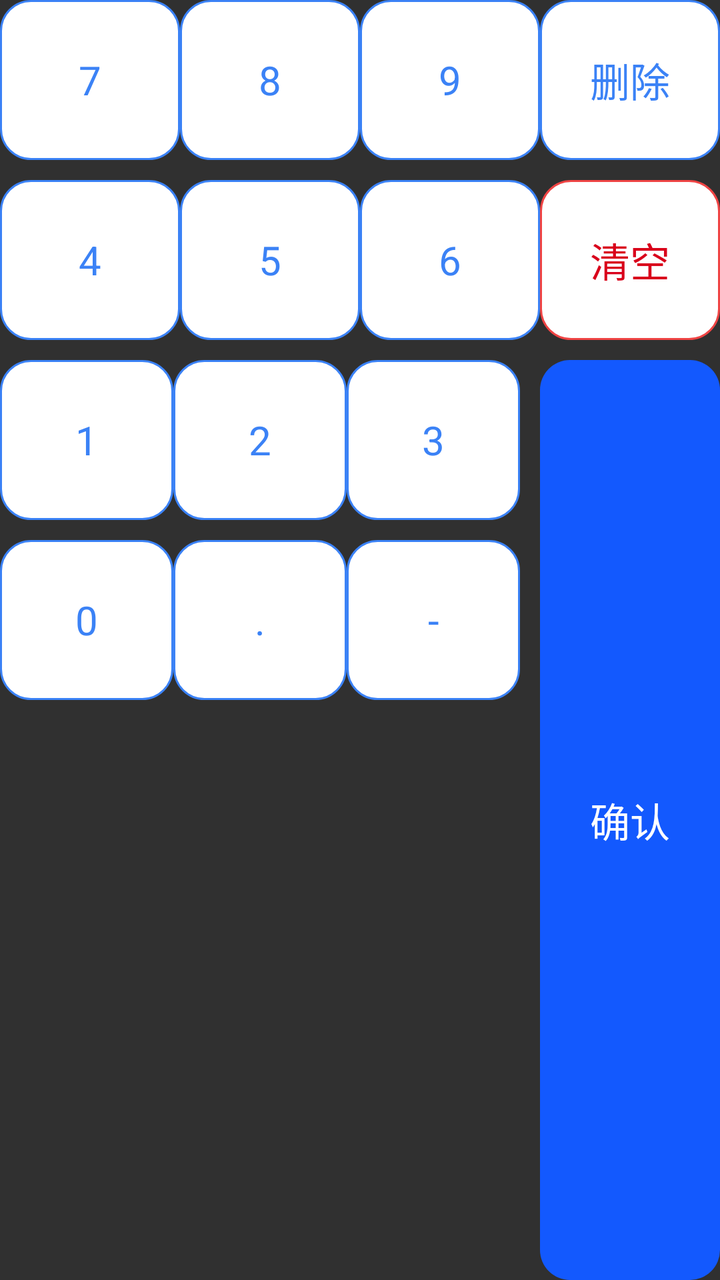
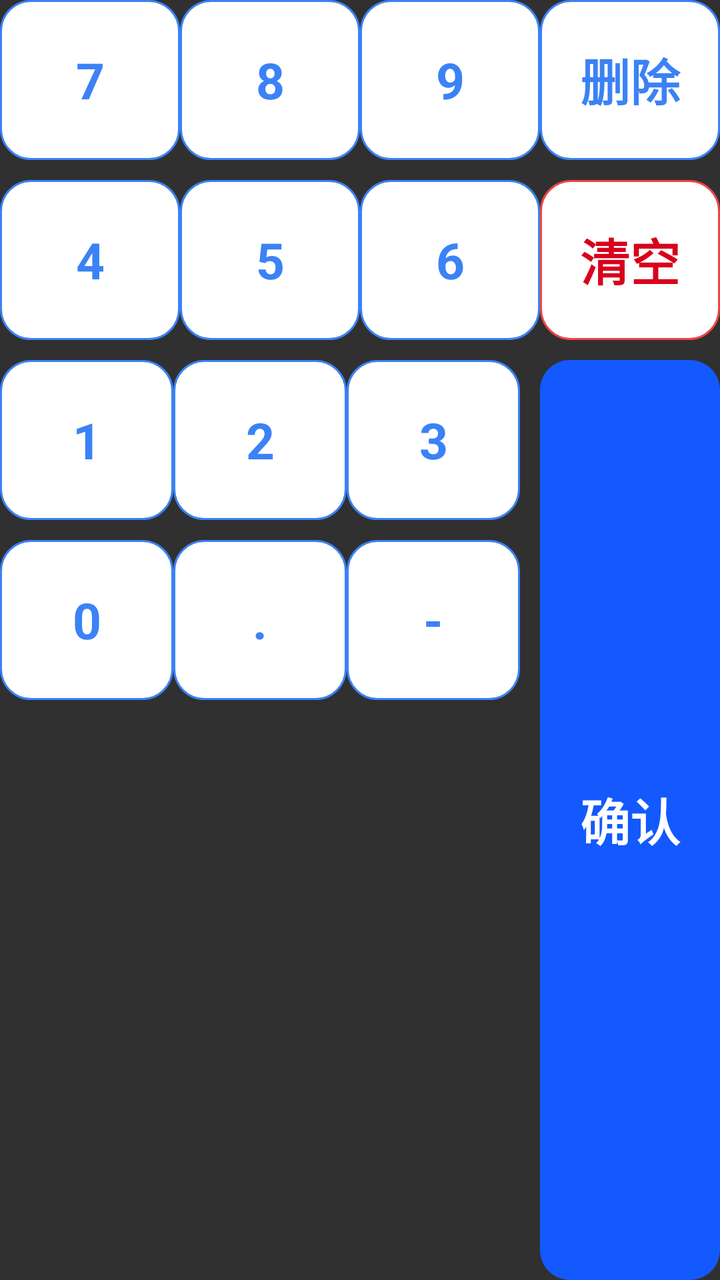

Compare the two renders of this Android layout. The source of the first and the diff that turns it into the second are given below.
<!-- AndroidManifest.xml: application theme Base.Theme.UHMCS -->
<!-- res/layout/discount_keyboard.xml -->
<?xml version="1.0" encoding="utf-8"?>
<LinearLayout xmlns:android="http://schemas.android.com/apk/res/android"
    xmlns:app="http://schemas.android.com/apk/res-auto"
    android:orientation="horizontal"
    android:layout_width="match_parent"
    android:layout_height="wrap_content"
    android:id="@+id/llkeyArea">

    <LinearLayout
        android:layout_width="0dp"
        android:layout_weight="3"
        android:layout_height="wrap_content"
        android:orientation="vertical">

        <LinearLayout
            android:tag="l"
            android:layout_width="match_parent"
            android:layout_height="80dp"
            android:orientation="horizontal">

            <TextView
                android:id="@+id/btn_7"
                android:layout_marginRight="@dimen/dp_10"
                android:layout_width="0dp"
                android:layout_height="match_parent"
                android:layout_weight="1"
                android:tag="7"
                android:text="7"
                android:gravity="center"
                android:background="@drawable/num_btn_bg1"
                android:textSize="20dp"
                android:textColor="#FF3B82F6" />

            <TextView
                android:layout_marginRight="@dimen/dp_10"
                android:layout_width="0dp"
                android:layout_height="match_parent"
                android:layout_weight="1"
                android:tag="8"
                android:text="8"
                android:gravity="center"
                android:background="@drawable/num_btn_bg1"
                android:textSize="20dp"
                android:textColor="#FF3B82F6" />

            <TextView
                android:layout_marginRight="@dimen/dp_10"
                android:layout_width="0dp"
                android:layout_height="match_parent"
                android:layout_weight="1"
                android:tag="9"
                android:text="9"
                android:gravity="center"
                android:background="@drawable/num_btn_bg1"
                android:textSize="20dp"
                android:textColor="#FF3B82F6" />
        </LinearLayout>

        <LinearLayout
            android:layout_marginTop="10dp"
            android:layout_width="match_parent"
            android:layout_height="80dp"
            android:orientation="horizontal">

            <TextView
                android:layout_marginRight="@dimen/dp_10"
                android:layout_width="0dp"
                android:layout_height="match_parent"
                android:layout_weight="1"
                android:tag="4"
                android:text="4"
                android:gravity="center"
                android:background="@drawable/num_btn_bg1"
                android:textSize="20dp"
                android:textColor="#FF3B82F6" />

            <TextView
                android:layout_marginRight="@dimen/dp_10"
                android:layout_width="0dp"
                android:layout_height="match_parent"
                android:layout_weight="1"
                android:tag="5"
                android:text="5"
                android:gravity="center"
                android:background="@drawable/num_btn_bg1"
                android:textSize="20dp"
                android:textColor="#FF3B82F6" />

            <TextView
                android:layout_marginRight="@dimen/dp_10"
                android:layout_width="0dp"
                android:layout_height="match_parent"
                android:layout_weight="1"
                android:tag="6"
                android:text="6"
                android:gravity="center"
                android:background="@drawable/num_btn_bg1"
                android:textSize="20dp"
                android:textColor="#FF3B82F6" />
        </LinearLayout>

        <LinearLayout
            android:layout_marginTop="10dp"
            android:layout_width="match_parent"
            android:layout_height="80dp"
            android:orientation="horizontal">

            <TextView
                android:layout_marginRight="@dimen/dp_10"
                android:layout_width="0dp"
                android:layout_height="match_parent"
                android:layout_weight="1"
                android:tag="1"
                android:text="1"
                android:gravity="center"
                android:background="@drawable/num_btn_bg1"
                android:textSize="20dp"
                android:textColor="#FF3B82F6" />

            <TextView
                android:layout_marginRight="@dimen/dp_10"
                android:layout_width="0dp"
                android:layout_height="match_parent"
                android:layout_weight="1"
                android:tag="2"
                android:text="2"
                android:gravity="center"
                android:background="@drawable/num_btn_bg1"
                android:textSize="20dp"
                android:textColor="#FF3B82F6" />

            <TextView
                android:layout_marginRight="10dp"
                android:layout_width="0dp"
                android:layout_height="match_parent"
                android:layout_weight="1"
                android:tag="3"
                android:text="3"
                android:gravity="center"
                android:background="@drawable/num_btn_bg1"
                android:textSize="20dp"
                android:textColor="#FF3B82F6" />

        </LinearLayout>

        <LinearLayout
            android:layout_marginTop="10dp"
            android:layout_width="match_parent"
            android:layout_height="80dp"
            android:orientation="horizontal">

            <TextView
                android:layout_marginRight="@dimen/dp_10"
                android:layout_width="0dp"
                android:layout_height="match_parent"
                android:layout_weight="1"
                android:tag="0"
                android:text="0"
                android:gravity="center"
                android:background="@drawable/num_btn_bg1"
                android:textSize="20dp"
                android:textColor="#FF3B82F6" />

            <TextView
                android:layout_marginRight="@dimen/dp_10"
                android:layout_width="0dp"
                android:layout_height="match_parent"
                android:layout_weight="1"
                android:tag="."
                android:text="."
                android:gravity="center"
                android:background="@drawable/num_btn_bg1"
                android:textSize="20dp"
                android:textColor="#FF3B82F6" />

            <TextView
                android:layout_marginRight="10dp"
                android:layout_width="0dp"
                android:layout_height="match_parent"
                android:layout_weight="1"
                android:tag="-"
                android:text="-"
                android:gravity="center"
                android:background="@drawable/num_btn_bg1"
                android:textSize="20dp"
                android:textColor="#FF3B82F6" />

        </LinearLayout>
    </LinearLayout>

    <LinearLayout
        android:layout_width="0dp"
        android:layout_height="match_parent"
        android:layout_weight="1"
        android:orientation="vertical">

        <TextView
            android:layout_width="match_parent"
            android:layout_height="80dp"
            android:tag="d"
            android:text="@string/delete"
            android:gravity="center"
            android:background="@drawable/num_btn_bg1"
            android:textSize="20dp"
            android:textColor="#FF3B82F6" />
        <TextView
            android:layout_marginTop="10dp"
            android:layout_width="match_parent"
            android:layout_height="80dp"
            android:tag="c"
            android:text="@string/clear"
            android:gravity="center"
            android:background="@drawable/num_btn_bg3"
            android:textSize="20dp"
            android:textColor="#FFD9001B" />
        <TextView
            android:layout_marginTop="10dp"
            android:layout_width="match_parent"
            android:layout_height="170dp"
            android:layout_weight="1"
            android:textColor="@color/white"
            android:gravity="center"
            android:textSize="20dp"
            android:tag="submit"
            android:text="@string/confirm"
            android:background="@drawable/num_btn_bg2"/>
    </LinearLayout>






</LinearLayout>
<!-- resources referenced by this layout -->
<resources>
  <color name="white">#FFFFFFFF</color>
  <!-- drawable num_btn_bg1 (drawable) -->
  <?xml version="1.0" encoding="utf-8"?>
  <selector xmlns:android="http://schemas.android.com/apk/res/android">
      <item android:drawable="@drawable/blue_line4" android:state_pressed="true"/>
      <item android:drawable="@drawable/blue_line3" android:state_pressed="false"/>
  </selector>
  <!-- drawable num_btn_bg2 (drawable) -->
  <?xml version="1.0" encoding="utf-8"?>
  <selector xmlns:android="http://schemas.android.com/apk/res/android">
      <item android:drawable="@drawable/blue_bg11" android:state_pressed="true"/>
      <item android:drawable="@drawable/blue_bg10" android:state_pressed="false"/>
  </selector>
  <!-- drawable num_btn_bg3 (drawable) -->
  <?xml version="1.0" encoding="utf-8"?>
  <selector xmlns:android="http://schemas.android.com/apk/res/android">
      <item android:drawable="@drawable/red_line3" android:state_pressed="true"/>
      <item android:drawable="@drawable/red_line2" android:state_pressed="false"/>
  </selector>
  <string name="clear">清空</string>
  <string name="confirm">确认</string>
  <string name="delete">删除</string>
  <style name="Base.Theme.UHMCS" parent="Theme.AppCompat.NoActionBar">
          
          
          <item name="android:windowFullscreen">true</item>
          <item name="android:windowContentOverlay">@null</item>
          <item name="colorControlActivated">@color/black</item> 
  
  
  
  
      </style>
  <!-- drawable blue_line4 (drawable) -->
  <?xml version="1.0" encoding="UTF-8"?>
  <selector xmlns:android="http://schemas.android.com/apk/res/android">
      <item >
          <shape android:shape="rectangle">
              <stroke android:width="1dp" android:color="#FF3B82F6" />
              <solid android:color="#FFDEF1FF" />
              <corners android:radius="15dp" />
          </shape>
      </item>
  
  
  </selector>
  <!-- drawable blue_line3 (drawable) -->
  <?xml version="1.0" encoding="UTF-8"?>
  <selector xmlns:android="http://schemas.android.com/apk/res/android">
      <item >
          <shape android:shape="rectangle">
              <stroke android:width="1dp" android:color="#FF3B82F6" />
              <solid android:color="#ffffffff" />
              <corners android:radius="15dp" />
          </shape>
      </item>
  
  
  </selector>
  <!-- drawable blue_bg11 (drawable) -->
  <?xml version="1.0" encoding="UTF-8"?>
  <shape xmlns:android="http://schemas.android.com/apk/res/android"
      android:shape="rectangle" >
  
      
      <solid android:color="#FF0A46D4" />
      
  
  
      
  
      
      <corners android:radius="15dp" />
      
  
  
  
  
  
  
  </shape>
  <!-- drawable blue_bg10 (drawable) -->
  <?xml version="1.0" encoding="UTF-8"?>
  <shape xmlns:android="http://schemas.android.com/apk/res/android"
      android:shape="rectangle" >
  
      
      <solid android:color="#FF1359FE" />
      
  
  
      
  
      
      <corners android:radius="15dp" />
      
  
  
  
  
  
  
  </shape>
  <!-- drawable red_line3 (drawable) -->
  <?xml version="1.0" encoding="UTF-8"?>
  <selector xmlns:android="http://schemas.android.com/apk/res/android">
      <item >
          <shape android:shape="rectangle">
              <stroke android:width="1dp" android:color="#ffef4444" />
              <solid android:color="#fffff3f3" />
              <corners android:radius="15dp" />
          </shape>
      </item>
  
  
  </selector>
  <!-- drawable red_line2 (drawable) -->
  <?xml version="1.0" encoding="UTF-8"?>
  <selector xmlns:android="http://schemas.android.com/apk/res/android">
      <item >
          <shape android:shape="rectangle">
              <stroke android:width="1dp" android:color="#ffef4444" />
              <solid android:color="#ffffffff" />
              <corners android:radius="15dp" />
          </shape>
      </item>
  
  
  </selector>
  <color name="black">#FF000000</color>
</resources>

<!-- the commit's change to res/layout/discount_keyboard.xml (unified diff, before → after) -->
@@ -21,6 +21,7 @@
             <TextView
                 android:id="@+id/btn_7"
                 android:layout_marginRight="@dimen/dp_10"
+                android:textStyle="bold"
                 android:layout_width="0dp"
                 android:layout_height="match_parent"
                 android:layout_weight="1"
@@ -28,161 +29,172 @@
                 android:text="7"
                 android:gravity="center"
                 android:background="@drawable/num_btn_bg1"
-                android:textSize="20dp"
-                android:textColor="#FF3B82F6" />
-
-            <TextView
-                android:layout_marginRight="@dimen/dp_10"
-                android:layout_width="0dp"
-                android:layout_height="match_parent"
-                android:layout_weight="1"
+                android:textSize="25dp"
+                android:textColor="#FF3B82F6" />
+
+            <TextView
+                android:layout_marginRight="@dimen/dp_10"
+                android:layout_width="0dp"
+                android:layout_height="match_parent"
+                android:layout_weight="1"
+                android:textStyle="bold"
                 android:tag="8"
                 android:text="8"
                 android:gravity="center"
                 android:background="@drawable/num_btn_bg1"
-                android:textSize="20dp"
-                android:textColor="#FF3B82F6" />
-
-            <TextView
-                android:layout_marginRight="@dimen/dp_10"
-                android:layout_width="0dp"
+                android:textSize="25dp"
+                android:textColor="#FF3B82F6" />
+
+            <TextView
+                android:layout_marginRight="@dimen/dp_10"
+                android:layout_width="0dp"
+                android:textStyle="bold"
                 android:layout_height="match_parent"
                 android:layout_weight="1"
                 android:tag="9"
                 android:text="9"
                 android:gravity="center"
                 android:background="@drawable/num_btn_bg1"
-                android:textSize="20dp"
-                android:textColor="#FF3B82F6" />
-        </LinearLayout>
-
-        <LinearLayout
-            android:layout_marginTop="10dp"
-            android:layout_width="match_parent"
-            android:layout_height="80dp"
-            android:orientation="horizontal">
-
-            <TextView
-                android:layout_marginRight="@dimen/dp_10"
-                android:layout_width="0dp"
-                android:layout_height="match_parent"
+                android:textSize="25dp"
+                android:textColor="#FF3B82F6" />
+        </LinearLayout>
+
+        <LinearLayout
+            android:layout_marginTop="10dp"
+            android:layout_width="match_parent"
+            android:layout_height="80dp"
+            android:orientation="horizontal">
+
+            <TextView
+                android:layout_marginRight="@dimen/dp_10"
+                android:layout_width="0dp"
+                android:layout_height="match_parent"
+                android:textStyle="bold"
                 android:layout_weight="1"
                 android:tag="4"
                 android:text="4"
                 android:gravity="center"
                 android:background="@drawable/num_btn_bg1"
-                android:textSize="20dp"
-                android:textColor="#FF3B82F6" />
-
-            <TextView
-                android:layout_marginRight="@dimen/dp_10"
-                android:layout_width="0dp"
-                android:layout_height="match_parent"
+                android:textSize="25dp"
+                android:textColor="#FF3B82F6" />
+
+            <TextView
+                android:layout_marginRight="@dimen/dp_10"
+                android:layout_width="0dp"
+                android:layout_height="match_parent"
+                android:textStyle="bold"
                 android:layout_weight="1"
                 android:tag="5"
                 android:text="5"
                 android:gravity="center"
                 android:background="@drawable/num_btn_bg1"
-                android:textSize="20dp"
-                android:textColor="#FF3B82F6" />
-
-            <TextView
-                android:layout_marginRight="@dimen/dp_10"
-                android:layout_width="0dp"
-                android:layout_height="match_parent"
+                android:textSize="25dp"
+                android:textColor="#FF3B82F6" />
+
+            <TextView
+                android:layout_marginRight="@dimen/dp_10"
+                android:layout_width="0dp"
+                android:layout_height="match_parent"
+                android:textStyle="bold"
                 android:layout_weight="1"
                 android:tag="6"
                 android:text="6"
                 android:gravity="center"
                 android:background="@drawable/num_btn_bg1"
-                android:textSize="20dp"
-                android:textColor="#FF3B82F6" />
-        </LinearLayout>
-
-        <LinearLayout
-            android:layout_marginTop="10dp"
-            android:layout_width="match_parent"
-            android:layout_height="80dp"
-            android:orientation="horizontal">
-
-            <TextView
-                android:layout_marginRight="@dimen/dp_10"
-                android:layout_width="0dp"
-                android:layout_height="match_parent"
+                android:textSize="25dp"
+                android:textColor="#FF3B82F6" />
+        </LinearLayout>
+
+        <LinearLayout
+            android:layout_marginTop="10dp"
+            android:layout_width="match_parent"
+            android:layout_height="80dp"
+            android:orientation="horizontal">
+
+            <TextView
+                android:layout_marginRight="@dimen/dp_10"
+                android:layout_width="0dp"
+                android:layout_height="match_parent"
+                android:textStyle="bold"
                 android:layout_weight="1"
                 android:tag="1"
                 android:text="1"
                 android:gravity="center"
                 android:background="@drawable/num_btn_bg1"
-                android:textSize="20dp"
-                android:textColor="#FF3B82F6" />
-
-            <TextView
-                android:layout_marginRight="@dimen/dp_10"
-                android:layout_width="0dp"
-                android:layout_height="match_parent"
+                android:textSize="25dp"
+                android:textColor="#FF3B82F6" />
+
+            <TextView
+                android:layout_marginRight="@dimen/dp_10"
+                android:layout_width="0dp"
+                android:layout_height="match_parent"
+                android:textStyle="bold"
                 android:layout_weight="1"
                 android:tag="2"
                 android:text="2"
                 android:gravity="center"
                 android:background="@drawable/num_btn_bg1"
-                android:textSize="20dp"
+                android:textSize="25dp"
                 android:textColor="#FF3B82F6" />
 
             <TextView
                 android:layout_marginRight="10dp"
                 android:layout_width="0dp"
                 android:layout_height="match_parent"
+                android:textStyle="bold"
                 android:layout_weight="1"
                 android:tag="3"
                 android:text="3"
                 android:gravity="center"
                 android:background="@drawable/num_btn_bg1"
-                android:textSize="20dp"
-                android:textColor="#FF3B82F6" />
-
-        </LinearLayout>
-
-        <LinearLayout
-            android:layout_marginTop="10dp"
-            android:layout_width="match_parent"
-            android:layout_height="80dp"
-            android:orientation="horizontal">
-
-            <TextView
-                android:layout_marginRight="@dimen/dp_10"
-                android:layout_width="0dp"
-                android:layout_height="match_parent"
+                android:textSize="25dp"
+                android:textColor="#FF3B82F6" />
+
+        </LinearLayout>
+
+        <LinearLayout
+            android:layout_marginTop="10dp"
+            android:layout_width="match_parent"
+            android:layout_height="80dp"
+            android:orientation="horizontal">
+
+            <TextView
+                android:layout_marginRight="@dimen/dp_10"
+                android:layout_width="0dp"
+                android:layout_height="match_parent"
+                android:textStyle="bold"
                 android:layout_weight="1"
                 android:tag="0"
                 android:text="0"
                 android:gravity="center"
                 android:background="@drawable/num_btn_bg1"
-                android:textSize="20dp"
-                android:textColor="#FF3B82F6" />
-
-            <TextView
-                android:layout_marginRight="@dimen/dp_10"
-                android:layout_width="0dp"
-                android:layout_height="match_parent"
+                android:textSize="25dp"
+                android:textColor="#FF3B82F6" />
+
+            <TextView
+                android:layout_marginRight="@dimen/dp_10"
+                android:layout_width="0dp"
+                android:layout_height="match_parent"
+                android:textStyle="bold"
                 android:layout_weight="1"
                 android:tag="."
                 android:text="."
                 android:gravity="center"
                 android:background="@drawable/num_btn_bg1"
-                android:textSize="20dp"
+                android:textSize="25dp"
                 android:textColor="#FF3B82F6" />
 
             <TextView
                 android:layout_marginRight="10dp"
                 android:layout_width="0dp"
                 android:layout_height="match_parent"
+                android:textStyle="bold"
                 android:layout_weight="1"
                 android:tag="-"
                 android:text="-"
                 android:gravity="center"
                 android:background="@drawable/num_btn_bg1"
-                android:textSize="20dp"
+                android:textSize="25dp"
                 android:textColor="#FF3B82F6" />
 
         </LinearLayout>
@@ -201,26 +213,29 @@
             android:text="@string/delete"
             android:gravity="center"
             android:background="@drawable/num_btn_bg1"
-            android:textSize="20dp"
+            android:textSize="25dp"
+            android:textStyle="bold"
             android:textColor="#FF3B82F6" />
         <TextView
             android:layout_marginTop="10dp"
             android:layout_width="match_parent"
+            android:textStyle="bold"
             android:layout_height="80dp"
             android:tag="c"
             android:text="@string/clear"
             android:gravity="center"
             android:background="@drawable/num_btn_bg3"
-            android:textSize="20dp"
+            android:textSize="25dp"
             android:textColor="#FFD9001B" />
         <TextView
             android:layout_marginTop="10dp"
             android:layout_width="match_parent"
             android:layout_height="170dp"
             android:layout_weight="1"
+            android:textStyle="bold"
             android:textColor="@color/white"
             android:gravity="center"
-            android:textSize="20dp"
+            android:textSize="25dp"
             android:tag="submit"
             android:text="@string/confirm"
             android:background="@drawable/num_btn_bg2"/>
